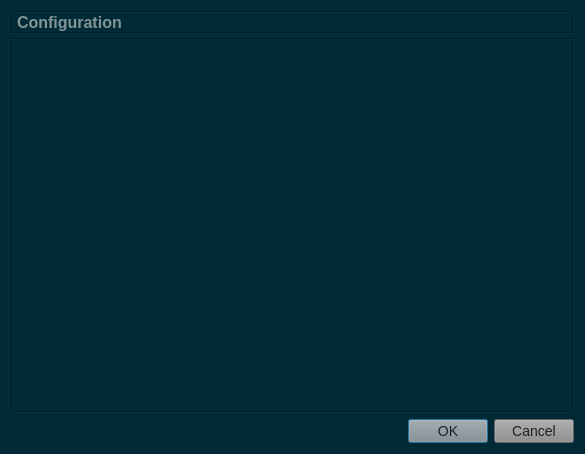
This is gns3-gui-2.1.4/gns3/ui/configuration_dialog.ui in n3oxmind/gns3theme as Qt 5 draws it before an edit. The edited form follows.
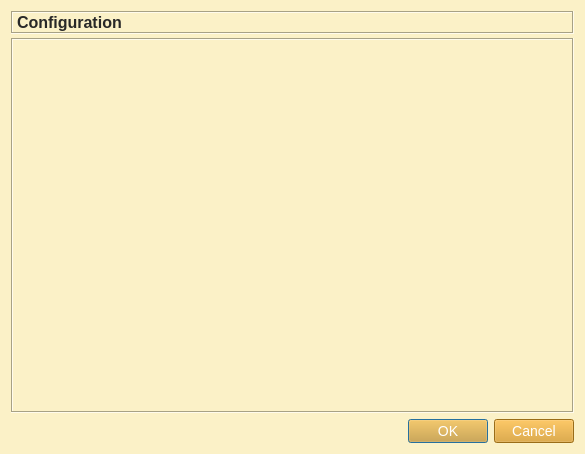
This is the edited form.

Diff of the .ui file:
```diff
--- a/gns3-gui-2.1.4/gns3/ui/configuration_dialog.ui
+++ b/gns3-gui-2.1.4/gns3/ui/configuration_dialog.ui
@@ -15,27 +15,26 @@
   </property>
   <property name="styleSheet">
    <string notr="true">QWidget{
-	background-color: #002b36;
+	background-color: #fbf1c7;
 }
 QMenuBar::item{
-	background-color: #002b36;
+	background-color: #fbf1c7;
 }
 QDockWidget::title{
-	background: #073642;
+	background: #d5c4a1;
 	padding-left: 5px;
 }
 QDockWidget, QMenuBar{
-    color: #839496;
+    color: #282828;
     font: bold 14px;
 }
 QTextEdit, QPlainTextEdit, QLineEdit, QSpinBox, QComboBox {
-  background-color: #073642;
-  font: 13px;
-  color: #839496;
+  background-color: #d5c4a1;
+  color: #282828;
 }
 QTextEdit#uiConsoleTextEdit {
-  background-color: #002b36;
-  color: #839496;
+  background-color: #fbf1c7;
+  color: #282828;
   font: 13px;
 }
 QTabWidget {
@@ -43,84 +42,84 @@
 	border-top: 2px;
 }
 QTabBar::tab {
-    background: #073642;
-    color: #839496;
+    background: #d5c4a1;
+    color: #282828;
     min-width: 8ex;
     padding: 2px;
 	border-top-right-radius: 6px;
 	border-top-left-radius: 6px;
 }
 QTabBar::tab:selected {
-    background: #8a8a8a;
-	color: #1d2021;
+    background: #458588;
+	color: #FFFFFF;
 }
 QGroupBox {
-    color: #808080;
+    color: #076678;
     font: 14px;
     padding: 15px;
     border-style: none;
 }
 QMainWindow::separator {
-	background: #073642;
+	background: #d5c4a1;
 	width: 1px;
 	height: 1px;
 }
 QComboBox {
-	selection-background-color: #d75f00;
-	selection-color: #1c1c1c;
+	selection-background-color: #458588;
+	selection-color: #FFFFFF;
 }
 
 QToolBar{
-	background: #073642;
+	background: #d5c4a1;
 	border: 0px;
 }
 QPushButton {
-	background-color: #8a8a8a;
-    color: #1d2021;
+	background-color: #d79921;
+    color: #FFFFFF;
 	font: 14px;
 }
 QToolButton {
-	background-color: #8a8a8a;
-    color: #1d2021;
+	background-color: #d79921;
+    color: #FFFFFF;
 	font: 14px;
 }
 QTreeWidget, QListWidget {
-	background-color: #002b36;
-	color: #839496;
-    alternate-background-color: #073642;
+	background-color: #fbf1c7;
+	color: #282828;
+    alternate-background-color: #d5c4a1; 
 	font: 14px;
 }
 QTreeWidget#uiTreeWidget {
-	background-color: #073642;
-	color: #839496;
+	background-color: #d5c4a1;
+	color: #282828;
 	font: bold 16px;
 }
 QTreeWidget::item:selected, QTreeWidget::item:hover, QMenu::item:selected,QToolButton::hover,QPushButton::hover,QTabBar::tab:hover {
-	background-color: #d75f00;
-	color: #1c1c1c;
+	background-color: #458588;
+	color: #FFFFFF;
 }
 QMenu {
 	background-color: #002b36;
     color: #839496;
 }
 QLabel {
-	color: #839496;
+	color: #282828;
 	font: 14px;
 }
 QLabel#uiTitleLabel {
-	color: #839496;
+	color: #282828;
 	font: bold 16px;
 }
 
 QAbstractScrollArea::corner {
-    background: #002b36;
+    background: #fbf1c7;
 }
 QScrollBar::handle:horizontal {
-    background: #073642;
+    background: #d5c4a1;
     min-width: 20px;
 }
 QScrollBar::handle:vertical {
-    background: #073642;
+    background: #d5c4a1;
     min-width: 20px;
 }
 QScrollBar:vertical {
@@ -139,12 +138,12 @@
   background: none
 }
 QStatusBar {
-	background-color: #073642;
-	color: #839496;
+	background-color: #d5c4a1;
+	color: #282828;
 }
 
 QRadioButton, QCheckBox {
-  color: #839496;
+  color: #282828;
 }
 QRadioButton::disabled, QCheckBox::disabled {
   color: gray;
```
Left out of the diff: 4 changed lines with no effect on the pictures.
